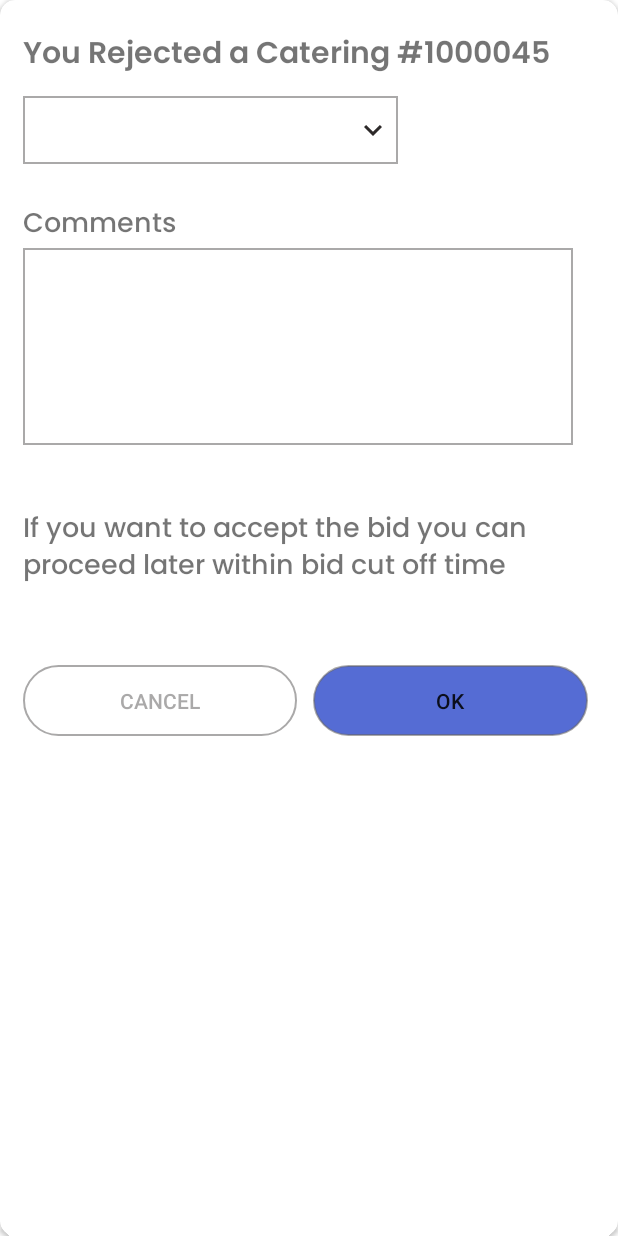
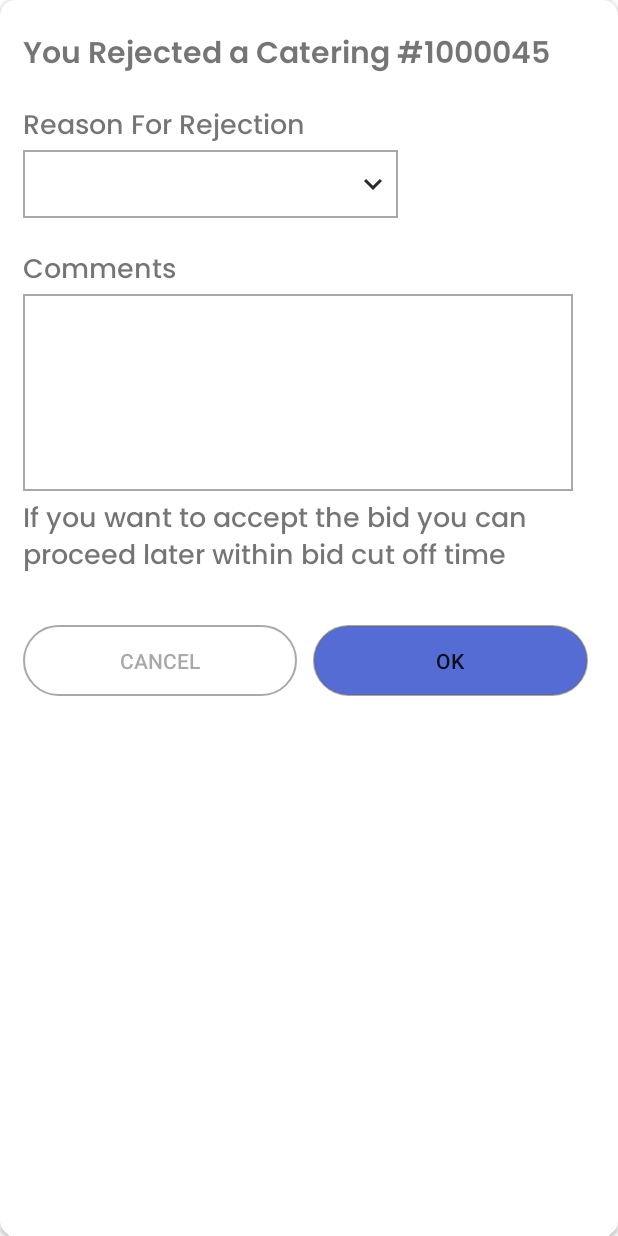
Before and after one commit to jaichandar14/smfsericeprovider, an Android app: the layout fragment_bid_rejection_dialog.xml on its own in the app's theme, with its tools: preview values and no code run, on a phone screen of 412 x 824 dp. Run offline under Robolectric (Android 15) with nearby library versions, the phone set to English and light mode, and no system bars.

Commit message:
FEATURE 2405 - Label for reason of rejection the bid - ActionDetailsAdapter.kt inside passing bidStatus parameter to BidRejectionDialogFragment.kt. - BidRejectionDialogFragment.kt added new bidStatus variable, ok button method and hideAlertText method. - BidRejectionDialogViewModel.kt inside reasonForReject method As Per Ticket Condition resources ArrayList Values Changed. - fragment_bid_rejection_dialog.xml added new title for reason for rejection spinner view, alert text and alert message visibilities.

```diff
--- a/app/src/main/res/layout/fragment_bid_rejection_dialog.xml
+++ b/app/src/main/res/layout/fragment_bid_rejection_dialog.xml
@@ -44,15 +44,28 @@
 
             </LinearLayout>
 
+            <TextView
+                android:id="@+id/reason_for_rejection_title_text"
+                android:layout_width="match_parent"
+                android:layout_height="wrap_content"
+                android:layout_marginTop="@dimen/size_15dp"
+                android:fontFamily="@font/poppins_medium"
+                android:text="@string/reason_for_rejection"
+                android:textSize="@dimen/size_18sp"
+                app:layout_constraintEnd_toEndOf="parent"
+                app:layout_constraintStart_toStartOf="parent"
+                app:layout_constraintTop_toBottomOf="@+id/title_layout" />
+
             <LinearLayout
                 android:id="@+id/linear_spn_layout"
                 android:layout_width="@dimen/size_250dp"
                 android:layout_height="@dimen/size_45dp"
                 android:layout_gravity="center"
-                android:layout_marginTop="@dimen/size_10dp"
                 android:background="@drawable/shapes"
+                app:layout_constraintEnd_toEndOf="parent"
+                app:layout_constraintHorizontal_bias="0.0"
                 app:layout_constraintStart_toStartOf="parent"
-                app:layout_constraintTop_toBottomOf="@+id/title_layout">
+                app:layout_constraintTop_toBottomOf="@+id/reason_for_rejection_title_text">
 
                 <Spinner
                     android:id="@+id/spn_reason"
@@ -69,7 +82,7 @@
                 android:id="@+id/tx_comments"
                 android:layout_width="match_parent"
                 android:layout_height="wrap_content"
-                android:layout_marginTop="@dimen/size_25dp"
+                android:layout_marginTop="@dimen/size_20dp"
                 android:fontFamily="@font/poppins_medium"
                 android:text="@string/comments"
                 android:textSize="@dimen/size_18sp"
@@ -96,16 +109,16 @@
                 android:layout_marginTop="@dimen/size_5dp"
                 android:fontFamily="@font/poppins_regular"
                 android:text="@string/comments_is_mandatory_for_thr_option"
-                android:textColor="#F84141"
+                android:textColor="@color/red"
                 android:textSize="@dimen/size_15sp"
-                android:visibility="invisible"
+                android:visibility="gone"
                 app:layout_constraintTop_toBottomOf="@+id/et_comments" />
 
             <TextView
                 android:id="@+id/tx_alert"
                 android:layout_width="match_parent"
                 android:layout_height="wrap_content"
-                android:layout_marginTop="@dimen/size_10dp"
+                android:layout_marginTop="@dimen/size_4dp"
                 android:fontFamily="@font/poppins_medium"
                 android:text="@string/if_you_want"
                 android:textSize="@dimen/size_18sp"
@@ -115,7 +128,7 @@
             <LinearLayout
                 android:layout_width="match_parent"
                 android:layout_height="@dimen/size_65dp"
-                android:layout_marginTop="@dimen/size_32dp"
+                android:layout_marginTop="@dimen/size_12dp"
                 android:weightSum="3"
                 app:layout_constraintEnd_toEndOf="parent"
                 app:layout_constraintStart_toStartOf="parent"
@@ -125,7 +138,7 @@
                     android:id="@+id/btn_cancel"
                     android:layout_width="wrap_content"
                     android:layout_height="wrap_content"
-                    android:layout_marginTop="18dp"
+                    android:layout_marginTop="@dimen/size_18dp"
                     android:layout_marginEnd="@dimen/size_5dp"
                     android:layout_weight="1.5"
                     android:background="@drawable/custom_cancel_button_round_corner"
--- a/app/src/main/res/values/strings.xml
+++ b/app/src/main/res/values/strings.xml
@@ -114,6 +114,7 @@
     <string name="venue_zip_code">Venue ZIP Code</string>
     <string name="bid_cut_off_date">Bid Cut Off Date</string>
     <string name="questions">Questions</string>
+    <string name="reason_for_rejection">Reason For Rejection</string>
     <string-array name="all_services">
         <item>@string/all_services</item>
         <item>@string/sole_properitor</item>
```
Also changed, not shown: app/src/main/java/com/smf/events/ui/actiondetails/adapter/ActionDetailsAdapter.kt (+4 -4 lines), app/src/main/java/com/smf/events/ui/bidrejectiondialog/BidRejectionDialogFragment.kt (+18 -9 lines), app/src/main/java/com/smf/events/ui/bidrejectiondialog/BidRejectionDialogViewModel.kt (+5 -13 lines).
